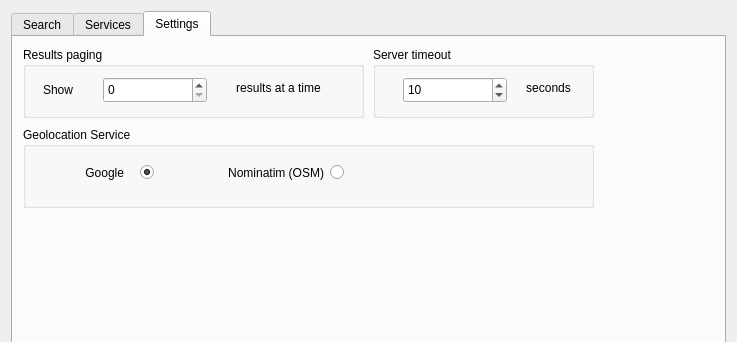
Before: the Qt Designer form plugin/MetaSearch_geocode/ui/maindialog.ui in vesnikos/MetaSearch, drawn with Qt 5; both pictures show x 0 to 737 and y 0 to 342 of the 737 by 840 pixel window.
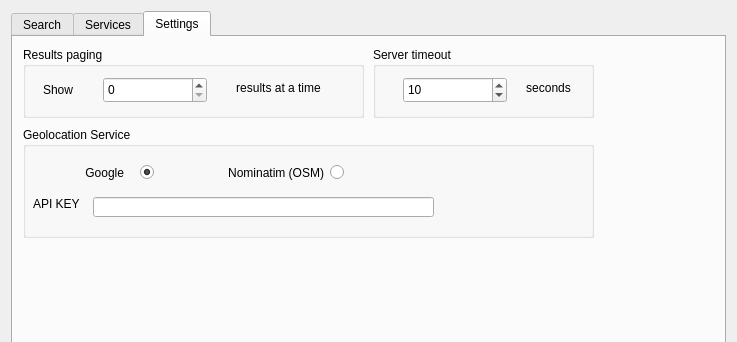
After: the same form once the commit is applied. Custom widgets are drawn as their Qt base class.

Commit message: reimplemented geocode functionality

```diff
--- a/plugin/MetaSearch_geocode/ui/maindialog.ui
+++ b/plugin/MetaSearch_geocode/ui/maindialog.ui
@@ -617,7 +617,7 @@
          <x>10</x>
          <y>90</y>
          <width>571</width>
-         <height>81</height>
+         <height>111</height>
         </rect>
        </property>
        <property name="toolTip">
@@ -688,6 +688,35 @@
          <string>Nominatim (OSM)</string>
         </property>
        </widget>
+       <widget class="QLineEdit" name="leApiKey">
+        <property name="geometry">
+         <rect>
+          <x>70</x>
+          <y>70</y>
+          <width>341</width>
+          <height>20</height>
+         </rect>
+        </property>
+        <property name="text">
+         <string/>
+        </property>
+       </widget>
+       <widget class="QLabel" name="lblApiKey">
+        <property name="geometry">
+         <rect>
+          <x>10</x>
+          <y>70</y>
+          <width>46</width>
+          <height>13</height>
+         </rect>
+        </property>
+        <property name="text">
+         <string>API KEY : </string>
+        </property>
+        <property name="openExternalLinks">
+         <bool>false</bool>
+        </property>
+       </widget>
       </widget>
       <widget class="QGroupBox" name="groupBox_5">
        <property name="geometry">
```
The commit also changes 2 other files.
